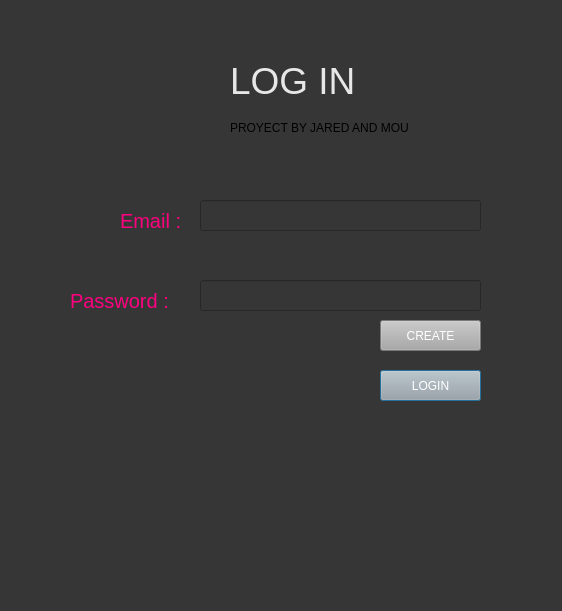
Old version of the form login.ui in the repository Detectov/PharmacyProject.
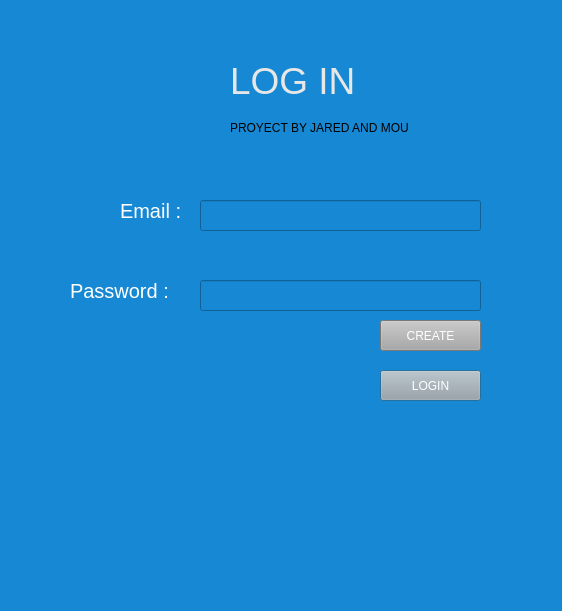
New version of the form.

What changed in the file:
```diff
--- a/login.ui
+++ b/login.ui
@@ -14,7 +14,8 @@
    <string>Dialog</string>
   </property>
   <property name="styleSheet">
-   <string notr="true">background-color: rgb(54, 54, 54);</string>
+   <string notr="true">background-color: rgb(54, 54, 54);
+background-color: rgb(23, 136, 211);</string>
   </property>
   <widget class="QLabel" name="label">
    <property name="geometry">
@@ -36,14 +37,15 @@
    <property name="geometry">
     <rect>
      <x>120</x>
-     <y>210</y>
+     <y>200</y>
      <width>81</width>
      <height>21</height>
     </rect>
    </property>
    <property name="styleSheet">
     <string notr="true">font-size:15pt;
-color:rgb(255, 0, 127)</string>
+color: rgb(255, 255, 255);
+</string>
    </property>
    <property name="text">
     <string>Email : </string>
@@ -53,14 +55,15 @@
    <property name="geometry">
     <rect>
      <x>70</x>
-     <y>290</y>
+     <y>280</y>
      <width>121</width>
      <height>21</height>
     </rect>
    </property>
    <property name="styleSheet">
     <string notr="true">font-size:15pt;
-color: rgb(255, 0, 127)</string>
+color: rgb(255, 255, 255);
+</string>
    </property>
    <property name="text">
     <string>Password : </string>
```
